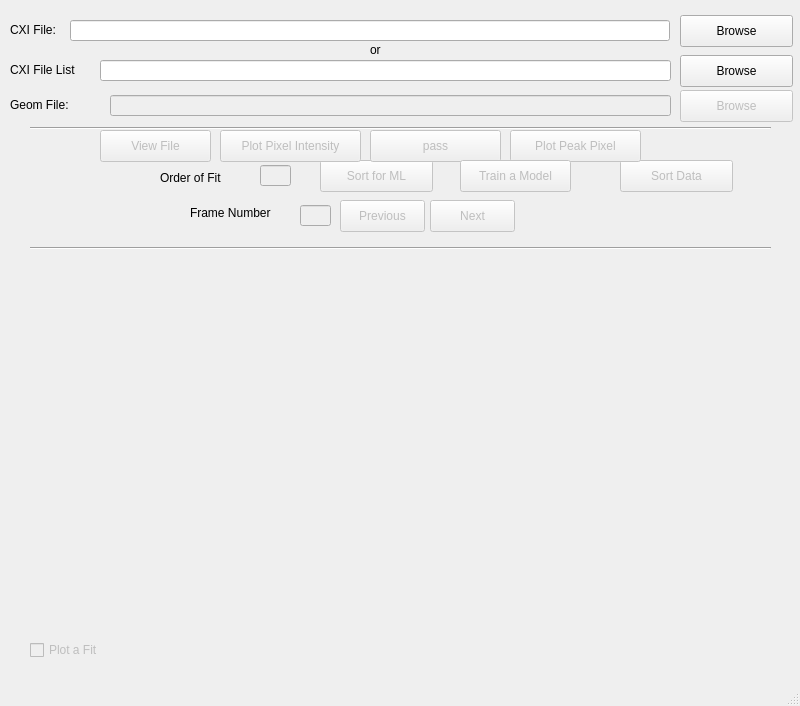
The window that UI/mainWindow.ui (gihankaushyal/PixelAnomalyDetectorTool) describes before a commit, drawn with Qt 5.
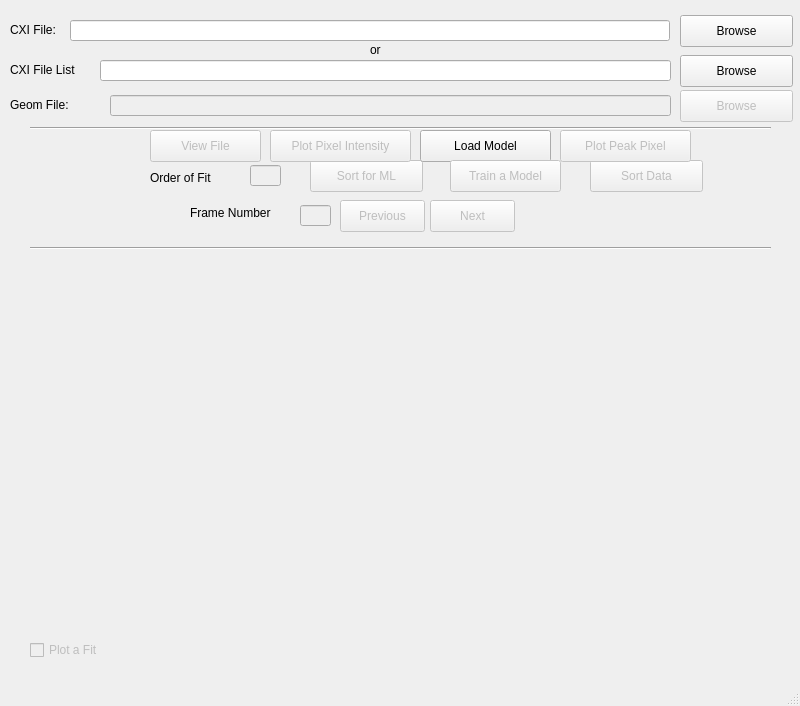
The same window after the commit.

Commit message: added QPushButton, loadButton, to load a saved model.

What changed in the file:
```diff
--- a/UI/mainWindow.ui
+++ b/UI/mainWindow.ui
@@ -56,7 +56,7 @@
     </property>
     <property name="geometry">
      <rect>
-      <x>620</x>
+      <x>590</x>
       <y>160</y>
       <width>113</width>
       <height>32</height>
@@ -72,7 +72,7 @@
     </property>
     <property name="geometry">
      <rect>
-      <x>320</x>
+      <x>310</x>
       <y>160</y>
       <width>113</width>
       <height>32</height>
@@ -127,7 +127,7 @@
     </property>
     <property name="geometry">
      <rect>
-      <x>220</x>
+      <x>270</x>
       <y>130</y>
       <width>141</width>
       <height>32</height>
@@ -139,18 +139,18 @@
    </widget>
    <widget class="QPushButton" name="passButton">
     <property name="enabled">
-     <bool>false</bool>
+     <bool>true</bool>
     </property>
     <property name="geometry">
      <rect>
-      <x>370</x>
+      <x>420</x>
       <y>130</y>
       <width>131</width>
       <height>32</height>
      </rect>
     </property>
     <property name="text">
-     <string>pass</string>
+     <string>Load Model</string>
     </property>
    </widget>
    <widget class="QPushButton" name="plotPeakPixelButton">
@@ -159,7 +159,7 @@
     </property>
     <property name="geometry">
      <rect>
-      <x>510</x>
+      <x>560</x>
       <y>130</y>
       <width>131</width>
       <height>32</height>
@@ -227,7 +227,7 @@
    <widget class="QLabel" name="label_3">
     <property name="geometry">
      <rect>
-      <x>160</x>
+      <x>150</x>
       <y>170</y>
       <width>71</width>
       <height>16</height>
@@ -243,7 +243,7 @@
     </property>
     <property name="geometry">
      <rect>
-      <x>260</x>
+      <x>250</x>
       <y>165</y>
       <width>31</width>
       <height>21</height>
@@ -298,7 +298,7 @@
     </property>
     <property name="geometry">
      <rect>
-      <x>100</x>
+      <x>150</x>
       <y>130</y>
       <width>111</width>
       <height>32</height>
@@ -314,7 +314,7 @@
     </property>
     <property name="geometry">
      <rect>
-      <x>460</x>
+      <x>450</x>
       <y>160</y>
       <width>111</width>
       <height>32</height>
```
Left out of the diff: 2 changed lines with no effect on the pictures.
